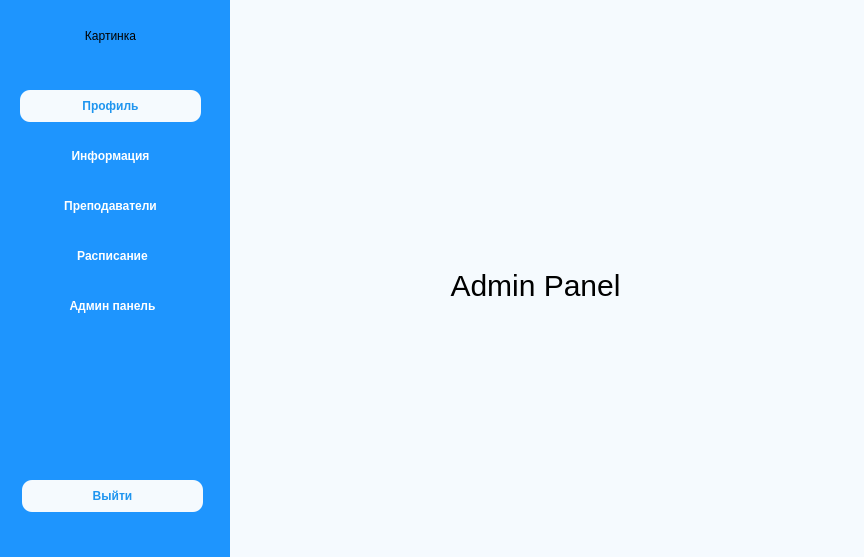
Above: App2/UI/mainUI.ui from Heyaski/carSchoolApp before the change. Below: the same form after it.
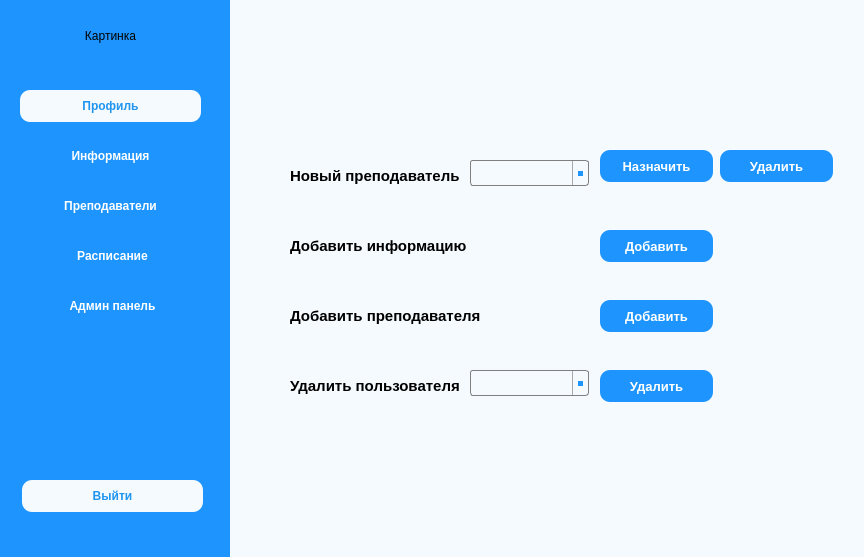
That is the form after the change. The open tabs and pages were chosen to show the change.

Patch:
```diff
--- a/App2/UI/mainUI.ui
+++ b/App2/UI/mainUI.ui
@@ -465,23 +465,210 @@
       </widget>
      </widget>
      <widget class="QWidget" name="admin_panel">
-      <widget class="QLabel" name="label_6">
+      <property name="styleSheet">
+       <string notr="true">QLabel {
+	font-weight: bold;
+	font-size: 15px;
+}
+
+QPushButton {
+	border-radius: 10px;
+	background: #1E95FE;
+	color: white;
+	font-weight: bold;
+	font-size: 13px;
+}
+
+QComboBox {
+    border: 1px solid gray;
+    border-radius: 3px;
+    padding: 1px 18px 1px 3px;
+    min-width: 6em;
+}
+
+QComboBox:on { /* shift the text when the popup opens */
+    padding-top: 3px;
+    padding-left: 4px;
+}
+
+QComboBox::drop-down {
+    subcontrol-origin: padding;
+    subcontrol-position: top right;
+    width: 15px;
+
+    border-left-width: 1px;
+    border-left-color: darkgray;
+    border-left-style: solid; /* just a single line */
+    border-top-right-radius: 3px; /* same radius as the QComboBox */
+    border-bottom-right-radius: 3px;
+}
+
+QComboBox::down-arrow:on { /* shift the arrow when popup is open */
+    top: 1px;
+    left: 1px;
+}
+
+QComboBox::down-arrow {
+    background: #1E95FE;
+	width: 5px;
+	height: 5px;
+}
+
+QComboBox QAbstractItemView {
+    border: 2px solid darkgray;
+    selection-background-color: lightgray;
+}</string>
+      </property>
+      <widget class="QLabel" name="newTeacherLable">
        <property name="geometry">
         <rect>
-         <x>160</x>
-         <y>150</y>
-         <width>251</width>
-         <height>91</height>
+         <x>40</x>
+         <y>70</y>
+         <width>181</width>
+         <height>31</height>
         </rect>
        </property>
-       <property name="styleSheet">
-        <string notr="true">font-size: 30px;</string>
+       <property name="text">
+        <string>Новый преподаватель</string>
        </property>
+      </widget>
+      <widget class="QLabel" name="addInfoLable">
+       <property name="geometry">
+        <rect>
+         <x>40</x>
+         <y>140</y>
+         <width>191</width>
+         <height>31</height>
+        </rect>
+       </property>
        <property name="text">
-        <string>Admin Panel</string>
+        <string>Добавить информацию</string>
        </property>
-       <property name="alignment">
-        <set>Qt::AlignCenter</set>
+      </widget>
+      <widget class="QLabel" name="addTeacherInfoLable">
+       <property name="geometry">
+        <rect>
+         <x>40</x>
+         <y>210</y>
+         <width>201</width>
+         <height>31</height>
+        </rect>
+       </property>
+       <property name="text">
+        <string>Добавить преподавателя</string>
+       </property>
+      </widget>
+      <widget class="QLabel" name="deleteUserLable">
+       <property name="geometry">
+        <rect>
+         <x>40</x>
+         <y>280</y>
+         <width>181</width>
+         <height>31</height>
+        </rect>
+       </property>
+       <property name="text">
+        <string>Удалить пользователя</string>
+       </property>
+      </widget>
+      <widget class="QComboBox" name="newTeacherComboBox">
+       <property name="geometry">
+        <rect>
+         <x>220</x>
+         <y>70</y>
+         <width>119</width>
+         <height>26</height>
+        </rect>
+       </property>
+      </widget>
+      <widget class="QPushButton" name="addAdminBtn">
+       <property name="geometry">
+        <rect>
+         <x>350</x>
+         <y>60</y>
+         <width>113</width>
+         <height>32</height>
+        </rect>
+       </property>
+       <property name="cursor">
+        <cursorShape>PointingHandCursor</cursorShape>
+       </property>
+       <property name="text">
+        <string>Назначить</string>
+       </property>
+      </widget>
+      <widget class="QPushButton" name="removeAdminBtn">
+       <property name="geometry">
+        <rect>
+         <x>470</x>
+         <y>60</y>
+         <width>113</width>
+         <height>32</height>
+        </rect>
+       </property>
+       <property name="cursor">
+        <cursorShape>PointingHandCursor</cursorShape>
+       </property>
+       <property name="text">
+        <string>Удалить</string>
+       </property>
+      </widget>
+      <widget class="QPushButton" name="addInfoBtn">
+       <property name="geometry">
+        <rect>
+         <x>350</x>
+         <y>140</y>
+         <width>113</width>
+         <height>32</height>
+        </rect>
+       </property>
+       <property name="cursor">
+        <cursorShape>PointingHandCursor</cursorShape>
+       </property>
+       <property name="text">
+        <string>Добавить</string>
+       </property>
+      </widget>
+      <widget class="QPushButton" name="addTeacherBtn">
+       <property name="geometry">
+        <rect>
+         <x>350</x>
+         <y>210</y>
+         <width>113</width>
+         <height>32</height>
+        </rect>
+       </property>
+       <property name="cursor">
+        <cursorShape>PointingHandCursor</cursorShape>
+       </property>
+       <property name="text">
+        <string>Добавить</string>
+       </property>
+      </widget>
+      <widget class="QComboBox" name="deleteUserComboBox">
+       <property name="geometry">
+        <rect>
+         <x>220</x>
+         <y>280</y>
+         <width>119</width>
+         <height>26</height>
+        </rect>
+       </property>
+      </widget>
+      <widget class="QPushButton" name="deleteUserBtn">
+       <property name="geometry">
+        <rect>
+         <x>350</x>
+         <y>280</y>
+         <width>113</width>
+         <height>32</height>
+        </rect>
+       </property>
+       <property name="cursor">
+        <cursorShape>PointingHandCursor</cursorShape>
+       </property>
+       <property name="text">
+        <string>Удалить</string>
        </property>
       </widget>
      </widget>
```
Left out of the diff: 30 changed lines with no effect on the pictures.
